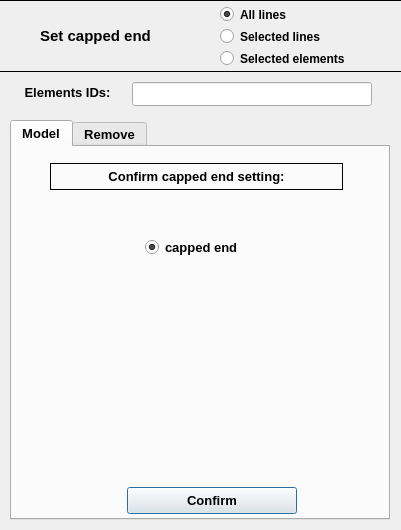
Above: pulse/uix/user_input/ui/cappedEndInput.ui from open-pulse/OpenPulse before the change. Below: the same form after it.
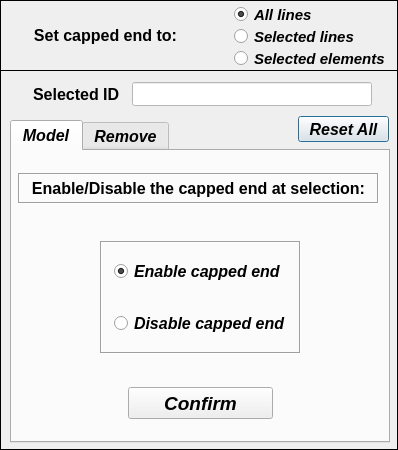
That is the form after the change.

Commit message: capped end + stress stiffening - ongoing

The edit to the form file:
```diff
--- a/pulse/uix/user_input/ui/cappedEndInput.ui
+++ b/pulse/uix/user_input/ui/cappedEndInput.ui
@@ -6,61 +6,32 @@
    <rect>
     <x>0</x>
     <y>0</y>
-    <width>401</width>
-    <height>530</height>
+    <width>398</width>
+    <height>450</height>
    </rect>
   </property>
+  <property name="minimumSize">
+   <size>
+    <width>398</width>
+    <height>450</height>
+   </size>
+  </property>
+  <property name="maximumSize">
+   <size>
+    <width>398</width>
+    <height>450</height>
+   </size>
+  </property>
   <property name="windowTitle">
-   <string>Dialog</string>
+   <string>Set capped end</string>
   </property>
-  <widget class="QLineEdit" name="lineEdit_elementID">
-   <property name="geometry">
-    <rect>
-     <x>132</x>
-     <y>82</y>
-     <width>240</width>
-     <height>24</height>
-    </rect>
-   </property>
-   <property name="minimumSize">
-    <size>
-     <width>240</width>
-     <height>0</height>
-    </size>
-   </property>
-   <property name="maximumSize">
-    <size>
-     <width>240</width>
-     <height>16777215</height>
-    </size>
-   </property>
-   <property name="font">
-    <font>
-     <family>Arial</family>
-     <pointsize>10</pointsize>
-     <weight>75</weight>
-     <italic>false</italic>
-     <bold>true</bold>
-     <stylestrategy>PreferDefault</stylestrategy>
-    </font>
-   </property>
-   <property name="focusPolicy">
-    <enum>Qt::ClickFocus</enum>
-   </property>
-   <property name="text">
-    <string/>
-   </property>
-   <property name="alignment">
-    <set>Qt::AlignCenter</set>
-   </property>
-  </widget>
   <widget class="QFrame" name="frame">
    <property name="geometry">
     <rect>
-     <x>-10</x>
+     <x>0</x>
      <y>0</y>
-     <width>421</width>
-     <height>72</height>
+     <width>398</width>
+     <height>71</height>
     </rect>
    </property>
    <property name="frameShape">
@@ -84,14 +55,14 @@
     <property name="font">
      <font>
       <family>Arial</family>
-      <pointsize>11</pointsize>
+      <pointsize>12</pointsize>
       <weight>75</weight>
       <italic>false</italic>
       <bold>true</bold>
      </font>
     </property>
     <property name="text">
-     <string>Set capped end</string>
+     <string>Set capped end to:</string>
     </property>
     <property name="textFormat">
      <enum>Qt::AutoText</enum>
@@ -103,7 +74,7 @@
    <widget class="QRadioButton" name="radioButton_all_lines">
     <property name="geometry">
      <rect>
-      <x>230</x>
+      <x>234</x>
       <y>6</y>
       <width>160</width>
       <height>17</height>
@@ -124,9 +95,9 @@
     <property name="font">
      <font>
       <family>Arial</family>
-      <pointsize>9</pointsize>
+      <pointsize>11</pointsize>
       <weight>75</weight>
-      <italic>false</italic>
+      <italic>true</italic>
       <bold>true</bold>
       <stylestrategy>PreferAntialias</stylestrategy>
      </font>
@@ -144,7 +115,7 @@
    <widget class="QRadioButton" name="radioButton_selected_lines">
     <property name="geometry">
      <rect>
-      <x>230</x>
+      <x>234</x>
       <y>28</y>
       <width>160</width>
       <height>17</height>
@@ -165,9 +136,9 @@
     <property name="font">
      <font>
       <family>Arial</family>
-      <pointsize>9</pointsize>
+      <pointsize>11</pointsize>
       <weight>75</weight>
-      <italic>false</italic>
+      <italic>true</italic>
       <bold>true</bold>
       <stylestrategy>PreferAntialias</stylestrategy>
      </font>
@@ -185,7 +156,7 @@
    <widget class="QRadioButton" name="radioButton_selected_elements">
     <property name="geometry">
      <rect>
-      <x>230</x>
+      <x>234</x>
       <y>50</y>
       <width>160</width>
       <height>17</height>
@@ -206,9 +177,9 @@
     <property name="font">
      <font>
       <family>Arial</family>
-      <pointsize>9</pointsize>
+      <pointsize>11</pointsize>
       <weight>75</weight>
-      <italic>false</italic>
+      <italic>true</italic>
       <bold>true</bold>
       <stylestrategy>PreferAntialias</stylestrategy>
      </font>
@@ -224,13 +195,65 @@
     </property>
    </widget>
   </widget>
+  <widget class="QFrame" name="frame_3">
+   <property name="geometry">
+    <rect>
+     <x>0</x>
+     <y>70</y>
+     <width>398</width>
+     <height>380</height>
+    </rect>
+   </property>
+   <property name="frameShape">
+    <enum>QFrame::Box</enum>
+   </property>
+   <property name="frameShadow">
+    <enum>QFrame::Plain</enum>
+   </property>
+   <property name="lineWidth">
+    <number>1</number>
+   </property>
+   <widget class="QPushButton" name="pushButton_reset_all">
+    <property name="geometry">
+     <rect>
+      <x>298</x>
+      <y>46</y>
+      <width>91</width>
+      <height>26</height>
+     </rect>
+    </property>
+    <property name="minimumSize">
+     <size>
+      <width>0</width>
+      <height>26</height>
+     </size>
+    </property>
+    <property name="maximumSize">
+     <size>
+      <width>16777215</width>
+      <height>26</height>
+     </size>
+    </property>
+    <property name="font">
+     <font>
+      <family>Arial</family>
+      <pointsize>12</pointsize>
+      <weight>75</weight>
+      <italic>true</italic>
+      <bold>true</bold>
+     </font>
+    </property>
+    <property name="text">
+     <string>Reset All</string>
+    </property>
+   </widget>
   <widget class="QTabWidget" name="tabWidget_cappedEnd">
    <property name="geometry">
     <rect>
      <x>10</x>
-     <y>120</y>
+      <y>50</y>
      <width>380</width>
-     <height>400</height>
+      <height>323</height>
     </rect>
    </property>
    <property name="minimumSize">
@@ -248,9 +271,9 @@
    <property name="font">
     <font>
      <family>Arial</family>
-     <pointsize>10</pointsize>
+      <pointsize>12</pointsize>
      <weight>75</weight>
-     <italic>false</italic>
+      <italic>true</italic>
      <bold>true</bold>
     </font>
    </property>
@@ -264,18 +287,18 @@
     <widget class="QPushButton" name="pushButton_confirm">
      <property name="geometry">
       <rect>
-       <x>115</x>
-       <y>340</y>
-       <width>170</width>
-       <height>27</height>
+        <x>116</x>
+        <y>236</y>
+        <width>145</width>
+        <height>32</height>
       </rect>
      </property>
      <property name="font">
       <font>
        <family>Arial</family>
-       <pointsize>10</pointsize>
+        <pointsize>14</pointsize>
        <weight>75</weight>
-       <italic>false</italic>
+        <italic>true</italic>
        <bold>true</bold>
       </font>
      </property>
@@ -289,64 +312,117 @@
      </property>
      <property name="geometry">
       <rect>
-       <x>38</x>
+        <x>6</x>
+        <y>22</y>
+        <width>361</width>
+        <height>31</height>
+       </rect>
+      </property>
+      <property name="font">
+       <font>
+        <family>Arial</family>
+        <pointsize>12</pointsize>
+        <weight>75</weight>
+        <italic>false</italic>
+        <bold>true</bold>
+       </font>
+      </property>
+      <property name="frameShape">
+       <enum>QFrame::Box</enum>
+      </property>
+      <property name="frameShadow">
+       <enum>QFrame::Sunken</enum>
+      </property>
+      <property name="text">
+       <string>&lt;html&gt;&lt;head/&gt;&lt;body&gt;&lt;p align=&quot;center&quot;&gt;Enable/Disable the capped end at selection:&lt;/p&gt;&lt;/body&gt;&lt;/html&gt;</string>
+      </property>
+      <property name="alignment">
+       <set>Qt::AlignCenter</set>
+      </property>
+     </widget>
+     <widget class="QFrame" name="frame_2">
+      <property name="geometry">
+       <rect>
+        <x>88</x>
+        <y>90</y>
+        <width>201</width>
+        <height>113</height>
+       </rect>
+      </property>
+      <property name="frameShape">
+       <enum>QFrame::Box</enum>
+      </property>
+      <property name="frameShadow">
+       <enum>QFrame::Sunken</enum>
+      </property>
+      <widget class="QRadioButton" name="radioButton_disable_cappedEnd">
+       <property name="geometry">
+        <rect>
+         <x>14</x>
+         <y>68</y>
+         <width>180</width>
+         <height>28</height>
+        </rect>
+       </property>
+       <property name="minimumSize">
+        <size>
+         <width>180</width>
+         <height>28</height>
+        </size>
+       </property>
+       <property name="maximumSize">
+        <size>
+         <width>180</width>
+         <height>28</height>
+        </size>
+       </property>
+       <property name="font">
+        <font>
+         <pointsize>12</pointsize>
+         <italic>true</italic>
+        </font>
+       </property>
+       <property name="text">
+        <string>Disable capped end</string>
+       </property>
+       <property name="checked">
+        <bool>false</bool>
+       </property>
+      </widget>
+      <widget class="QRadioButton" name="radioButton_enable_cappedEnd">
+       <property name="geometry">
+        <rect>
+         <x>14</x>
        <y>16</y>
-       <width>293</width>
-       <height>27</height>
-      </rect>
-     </property>
+         <width>180</width>
+         <height>28</height>
+        </rect>
+       </property>
+       <property name="minimumSize">
+        <size>
+         <width>180</width>
+         <height>28</height>
+        </size>
+       </property>
+       <property name="maximumSize">
+        <size>
+         <width>180</width>
+         <height>28</height>
+        </size>
+       </property>
      <property name="font">
       <font>
-       <family>Arial</family>
-       <pointsize>10</pointsize>
-       <weight>75</weight>
-       <italic>false</italic>
-       <bold>true</bold>
-      </font>
-     </property>
-     <property name="frameShape">
-      <enum>QFrame::Box</enum>
-     </property>
+         <pointsize>12</pointsize>
+         <italic>true</italic>
+        </font>
+       </property>
      <property name="text">
-      <string>Confirm capped end setting:</string>
-     </property>
-     <property name="alignment">
-      <set>Qt::AlignCenter</set>
-     </property>
-    </widget>
-    <widget class="QWidget" name="gridLayoutWidget">
-     <property name="geometry">
-      <rect>
-       <x>132</x>
-       <y>60</y>
-       <width>122</width>
-       <height>80</height>
-      </rect>
-     </property>
-     <layout class="QGridLayout" name="gridLayout">
-      <item row="0" column="0">
-       <widget class="QRadioButton" name="radioButton_cappedEnd">
-        <property name="minimumSize">
-         <size>
-          <width>120</width>
-          <height>20</height>
-         </size>
-        </property>
-        <property name="maximumSize">
-         <size>
-          <width>120</width>
-          <height>20</height>
-         </size>
-        </property>
-        <property name="text">
-         <string>capped end</string>
+        <string>Enable capped end</string>
         </property>
         <property name="checked">
          <bool>true</bool>
         </property>
        </widget>
-      </item>
-     </layout>
     </widget>
    </widget>
    <widget class="QWidget" name="tab_remove">
@@ -356,10 +432,10 @@
     <widget class="QTreeWidget" name="treeWidget_cappedEnd_elements">
      <property name="geometry">
       <rect>
-       <x>15</x>
-       <y>40</y>
-       <width>350</width>
-       <height>158</height>
+        <x>11</x>
+        <y>42</y>
+        <width>352</width>
+        <height>145</height>
       </rect>
      </property>
      <property name="minimumSize">
@@ -376,8 +452,11 @@
      </property>
      <property name="font">
       <font>
-       <weight>50</weight>
-       <bold>false</bold>
+        <family>Arial</family>
+        <pointsize>10</pointsize>
+        <weight>75</weight>
+        <italic>true</italic>
+        <bold>true</bold>
       </font>
      </property>
      <property name="frameShape">
@@ -403,8 +482,8 @@
     <widget class="QPushButton" name="pushButton_remove_elem">
      <property name="geometry">
       <rect>
-       <x>200</x>
-       <y>165</y>
+        <x>192</x>
+        <y>154</y>
        <width>75</width>
        <height>30</height>
       </rect>
@@ -424,9 +503,9 @@
      <property name="font">
       <font>
        <family>Arial</family>
-       <pointsize>10</pointsize>
+        <pointsize>11</pointsize>
        <weight>75</weight>
-       <italic>false</italic>
+        <italic>true</italic>
        <bold>true</bold>
       </font>
      </property>
@@ -437,16 +516,16 @@
     <widget class="QLabel" name="label_29">
      <property name="geometry">
       <rect>
-       <x>15</x>
-       <y>8</y>
-       <width>350</width>
-       <height>27</height>
+        <x>6</x>
+        <y>6</y>
+        <width>362</width>
+        <height>31</height>
       </rect>
      </property>
      <property name="font">
       <font>
        <family>Arial</family>
-       <pointsize>10</pointsize>
+        <pointsize>11</pointsize>
        <weight>75</weight>
        <italic>false</italic>
        <bold>true</bold>
@@ -455,6 +534,9 @@
      <property name="frameShape">
       <enum>QFrame::Box</enum>
      </property>
+      <property name="frameShadow">
+       <enum>QFrame::Sunken</enum>
+      </property>
      <property name="text">
       <string>Select a group to remove the capped end setting:</string>
      </property>
@@ -468,30 +550,30 @@
     <widget class="QPushButton" name="pushButton_get_information_elem">
      <property name="geometry">
       <rect>
-       <x>280</x>
-       <y>165</y>
-       <width>80</width>
+        <x>270</x>
+        <y>154</y>
+        <width>90</width>
        <height>30</height>
       </rect>
      </property>
      <property name="minimumSize">
       <size>
-       <width>80</width>
+        <width>90</width>
        <height>30</height>
       </size>
      </property>
      <property name="maximumSize">
       <size>
-       <width>80</width>
+        <width>90</width>
        <height>30</height>
       </size>
      </property>
      <property name="font">
       <font>
        <family>Arial</family>
-       <pointsize>10</pointsize>
+        <pointsize>11</pointsize>
        <weight>75</weight>
-       <italic>false</italic>
+        <italic>true</italic>
        <bold>true</bold>
       </font>
      </property>
@@ -502,10 +584,10 @@
     <widget class="QTreeWidget" name="treeWidget_cappedEnd_lines">
      <property name="geometry">
       <rect>
-       <x>15</x>
-       <y>205</y>
-       <width>350</width>
-       <height>158</height>
+        <x>11</x>
+        <y>192</y>
+        <width>352</width>
+        <height>93</height>
       </rect>
      </property>
      <property name="minimumSize">
@@ -522,8 +604,11 @@
      </property>
      <property name="font">
       <font>
-       <weight>50</weight>
-       <bold>false</bold>
+        <family>Arial</family>
+        <pointsize>10</pointsize>
+        <weight>75</weight>
+        <italic>true</italic>
+        <bold>true</bold>
       </font>
      </property>
      <property name="indentation">
@@ -543,30 +628,30 @@
     <widget class="QPushButton" name="pushButton_get_information_line">
      <property name="geometry">
       <rect>
-       <x>280</x>
-       <y>330</y>
-       <width>80</width>
+        <x>270</x>
+        <y>252</y>
+        <width>90</width>
        <height>30</height>
       </rect>
      </property>
      <property name="minimumSize">
       <size>
-       <width>80</width>
+        <width>90</width>
        <height>29</height>
       </size>
      </property>
      <property name="maximumSize">
       <size>
-       <width>80</width>
+        <width>90</width>
        <height>30</height>
       </size>
      </property>
      <property name="font">
       <font>
        <family>Arial</family>
-       <pointsize>10</pointsize>
+        <pointsize>11</pointsize>
        <weight>75</weight>
-       <italic>false</italic>
+        <italic>true</italic>
        <bold>true</bold>
       </font>
      </property>
@@ -577,8 +662,8 @@
     <widget class="QPushButton" name="pushButton_remove_line">
      <property name="geometry">
       <rect>
-       <x>200</x>
-       <y>330</y>
+        <x>192</x>
+        <y>252</y>
        <width>75</width>
        <height>30</height>
       </rect>
@@ -598,9 +683,9 @@
      <property name="font">
       <font>
        <family>Arial</family>
-       <pointsize>10</pointsize>
+        <pointsize>11</pointsize>
        <weight>75</weight>
-       <italic>false</italic>
+        <italic>true</italic>
        <bold>true</bold>
       </font>
      </property>
@@ -610,32 +695,227 @@
     </widget>
    </widget>
   </widget>
-  <widget class="QLabel" name="label_selection">
+   <widget class="QLineEdit" name="lineEdit_selected_ID">
+    <property name="enabled">
+     <bool>true</bool>
+    </property>
    <property name="geometry">
     <rect>
-     <x>20</x>
-     <y>82</y>
-     <width>95</width>
-     <height>21</height>
-    </rect>
-   </property>
+      <x>132</x>
+      <y>12</y>
+      <width>240</width>
+      <height>24</height>
+     </rect>
+    </property>
+    <property name="minimumSize">
+     <size>
+      <width>240</width>
+      <height>0</height>
+     </size>
+    </property>
+    <property name="maximumSize">
+     <size>
+      <width>240</width>
+      <height>16777215</height>
+     </size>
+    </property>
    <property name="font">
     <font>
      <family>Arial</family>
-     <pointsize>10</pointsize>
+      <pointsize>11</pointsize>
      <weight>75</weight>
      <italic>false</italic>
      <bold>true</bold>
     </font>
    </property>
+    <property name="focusPolicy">
+     <enum>Qt::ClickFocus</enum>
+    </property>
+    <property name="styleSheet">
+     <string notr="true">background-color: rgb(255, 255, 255);
+color: rgb(0, 0, 0);</string>
+    </property>
    <property name="text">
-    <string>Elements IDs:</string>
+     <string/>
    </property>
    <property name="alignment">
     <set>Qt::AlignCenter</set>
    </property>
   </widget>
- </widget>
+   <widget class="QLineEdit" name="lineEdit_id_labels">
+    <property name="enabled">
+     <bool>false</bool>
+    </property>
+    <property name="geometry">
+     <rect>
+      <x>22</x>
+      <y>12</y>
+      <width>110</width>
+      <height>24</height>
+     </rect>
+    </property>
+    <property name="palette">
+     <palette>
+      <active>
+       <colorrole role="WindowText">
+        <brush brushstyle="SolidPattern">
+         <color alpha="255">
+          <red>0</red>
+          <green>0</green>
+          <blue>0</blue>
+         </color>
+        </brush>
+       </colorrole>
+       <colorrole role="Dark">
+        <brush brushstyle="SolidPattern">
+         <color alpha="255">
+          <red>0</red>
+          <green>0</green>
+          <blue>0</blue>
+         </color>
+        </brush>
+       </colorrole>
+       <colorrole role="Text">
+        <brush brushstyle="SolidPattern">
+         <color alpha="255">
+          <red>0</red>
+          <green>0</green>
+          <blue>0</blue>
+         </color>
+        </brush>
+       </colorrole>
+       <colorrole role="ButtonText">
+        <brush brushstyle="SolidPattern">
+         <color alpha="255">
+          <red>0</red>
+          <green>0</green>
+          <blue>0</blue>
+         </color>
+        </brush>
+       </colorrole>
+      </active>
+      <inactive>
+       <colorrole role="WindowText">
+        <brush brushstyle="SolidPattern">
+         <color alpha="255">
+          <red>0</red>
+          <green>0</green>
+          <blue>0</blue>
+         </color>
+        </brush>
+       </colorrole>
+       <colorrole role="Dark">
+        <brush brushstyle="SolidPattern">
+         <color alpha="255">
+          <red>0</red>
+          <green>0</green>
+          <blue>0</blue>
+         </color>
+        </brush>
+       </colorrole>
+       <colorrole role="Text">
+        <brush brushstyle="SolidPattern">
+         <color alpha="255">
+          <red>0</red>
+          <green>0</green>
+          <blue>0</blue>
+         </color>
+        </brush>
+       </colorrole>
+       <colorrole role="ButtonText">
+        <brush brushstyle="SolidPattern">
+         <color alpha="255">
+          <red>0</red>
+          <green>0</green>
+          <blue>0</blue>
+         </color>
+        </brush>
+       </colorrole>
+      </inactive>
+      <disabled>
+       <colorrole role="WindowText">
+        <brush brushstyle="SolidPattern">
+         <color alpha="255">
+          <red>0</red>
+          <green>0</green>
+          <blue>0</blue>
+         </color>
+        </brush>
+       </colorrole>
+       <colorrole role="Dark">
+        <brush brushstyle="SolidPattern">
+         <color alpha="255">
+          <red>0</red>
+          <green>0</green>
+          <blue>0</blue>
+         </color>
+        </brush>
+       </colorrole>
+       <colorrole role="Text">
+        <brush brushstyle="SolidPattern">
+         <color alpha="255">
+          <red>0</red>
+          <green>0</green>
+          <blue>0</blue>
+         </color>
+        </brush>
+       </colorrole>
+       <colorrole role="ButtonText">
+        <brush brushstyle="SolidPattern">
+         <color alpha="255">
+          <red>0</red>
+          <green>0</green>
+          <blue>0</blue>
+         </color>
+        </brush>
+       </colorrole>
+      </disabled>
+     </palette>
+    </property>
+    <property name="font">
+     <font>
+      <family>Arial</family>
+      <pointsize>12</pointsize>
+      <weight>75</weight>
+      <italic>false</italic>
+      <bold>true</bold>
+     </font>
+    </property>
+    <property name="focusPolicy">
+     <enum>Qt::ClickFocus</enum>
+    </property>
+    <property name="autoFillBackground">
+     <bool>false</bool>
+    </property>
+    <property name="text">
+     <string>Selected ID</string>
+    </property>
+    <property name="frame">
+     <bool>false</bool>
+    </property>
+    <property name="alignment">
+     <set>Qt::AlignCenter</set>
+    </property>
+   </widget>
+   <zorder>tabWidget_cappedEnd</zorder>
+   <zorder>lineEdit_selected_ID</zorder>
+   <zorder>lineEdit_id_labels</zorder>
+   <zorder>pushButton_reset_all</zorder>
+  </widget>
+ </widget>
+ <tabstops>
+  <tabstop>tabWidget_cappedEnd</tabstop>
+  <tabstop>radioButton_enable_cappedEnd</tabstop>
+  <tabstop>pushButton_confirm</tabstop>
+  <tabstop>pushButton_reset_all</tabstop>
+  <tabstop>radioButton_disable_cappedEnd</tabstop>
+  <tabstop>pushButton_get_information_elem</tabstop>
+  <tabstop>pushButton_get_information_line</tabstop>
+  <tabstop>pushButton_remove_elem</tabstop>
+  <tabstop>pushButton_remove_line</tabstop>
+  <tabstop>treeWidget_cappedEnd_elements</tabstop>
+  <tabstop>treeWidget_cappedEnd_lines</tabstop>
+ </tabstops>
  <resources/>
  <connections/>
 </ui>
```
Lines whose indentation alone changed are shown as unchanged. The commit also changes 17 other files.
